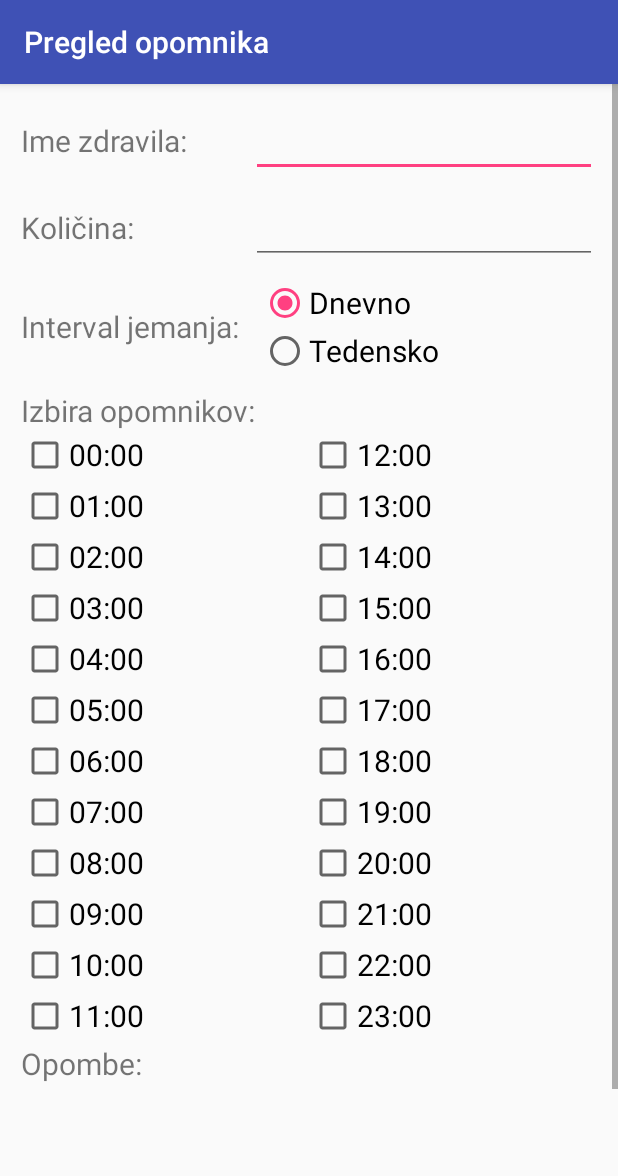
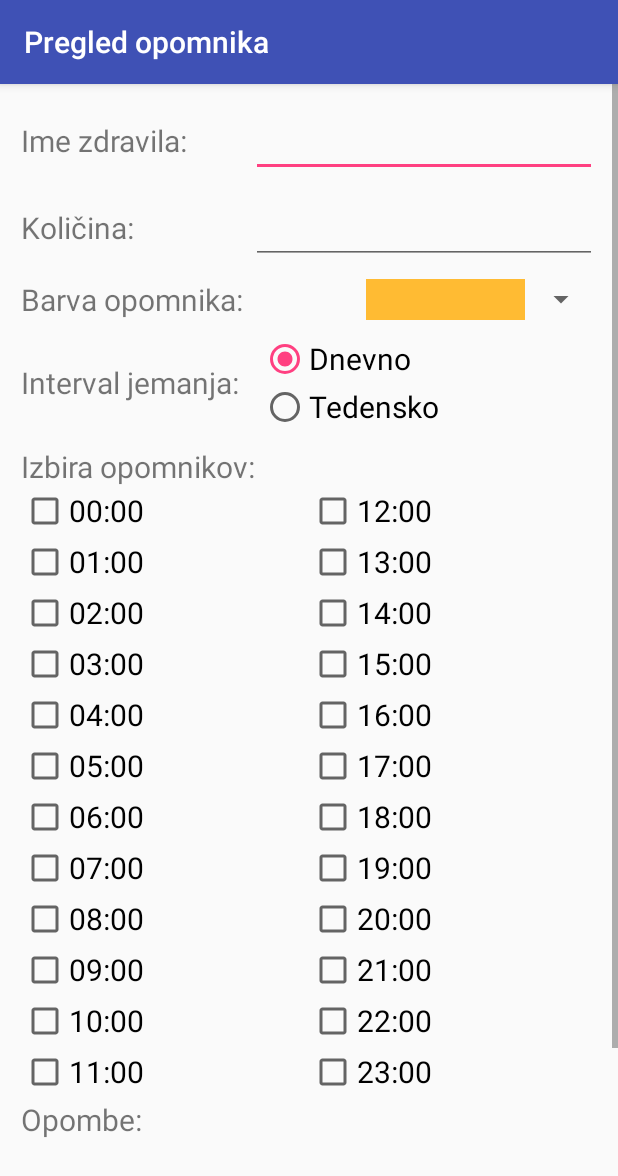
Before and after one commit to loboda1995/ZepniZdravnik, an Android app: the NotificationOverview screen opened directly, with no data from a screen before it, on a phone screen of 412 x 824 dp. Shown: the top 1176 px of the screen. Run offline under Robolectric (Android 15) with nearby library versions, the phone set to English and light mode, and no system bars; 1 statement that could not run was skipped.

Commit message:
Dodana možnost izbire barve ozadja opomnika in prikaz opomnikov z različnimi barvami.

```diff
--- /dev/null
+++ b/app/src/main/java/com/example/tpoteam/zepnizdravnik/ColorPickerAdapter.java
@@ -0,0 +1,56 @@
+package com.example.tpoteam.zepnizdravnik;
+
+import android.content.Context;
+import android.view.LayoutInflater;
+import android.view.View;
+import android.view.ViewGroup;
+import android.widget.BaseAdapter;
+import android.widget.TextView;
+
+import java.util.ArrayList;
+
+/**
+ * Created by Luka Loboda on 20-Nov-16.
+ */
+
+public class ColorPickerAdapter extends BaseAdapter {
+
+    ArrayList<Integer> colors;
+    Context context;
+
+    public ColorPickerAdapter(Context context)
+    {
+        this.context=context;
+        colors=new ArrayList<Integer>();
+        int retrieve []=context.getResources().getIntArray(R.array.notificationcolors);
+        for(int re:retrieve)
+        {
+            colors.add(re);
+        }
+    }
+    @Override
+    public int getCount()
+    {
+        return colors.size();
+    }
+    @Override
+    public Object getItem(int arg0)
+    {
+        return colors.get(arg0);
+    }
+    @Override
+    public long getItemId(int arg0)
+    {
+        return arg0;
+    }
+    @Override
+    public View getView(int pos, View view, ViewGroup parent)
+    {
+        LayoutInflater inflater=LayoutInflater.from(context);
+        view=inflater.inflate(android.R.layout.simple_spinner_dropdown_item, null);
+        TextView txv=(TextView)view.findViewById(android.R.id.text1);
+        txv.setBackgroundColor(colors.get(pos));
+        txv.setTextSize(20f);
+        return view;
+    }
+}
--- a/app/src/main/java/com/example/tpoteam/zepnizdravnik/MedicineNotification.java
+++ b/app/src/main/java/com/example/tpoteam/zepnizdravnik/MedicineNotification.java
@@ -10,17 +10,18 @@ public class MedicineNotification implements Serializable{
 
     public String medicineName;
     public int medicineQuantity;
+    public int idOfColor;
     public boolean dailyInterval;
     public boolean[] times = new boolean[24];
     public String comments;
 
-    public MedicineNotification(String medicineName, int medicineQuantity, boolean isDaily, boolean[] t, String comm){
+    public MedicineNotification(String medicineName, int medicineQuantity, int id, boolean isDaily, boolean[] t, String comm){
         this.medicineName = medicineName;
         this.medicineQuantity = medicineQuantity;
+        this.idOfColor = id;
         this.dailyInterval = isDaily;
         this.times = t;
         this.comments = comm;
-        // TODO: dodati dodatne atribute, kolicina, intervali doz, opombe
     }
 
 }
--- a/app/src/main/java/com/example/tpoteam/zepnizdravnik/NotificationAdapter.java
+++ b/app/src/main/java/com/example/tpoteam/zepnizdravnik/NotificationAdapter.java
@@ -5,6 +5,7 @@ import android.view.LayoutInflater;
 import android.view.View;
 import android.view.ViewGroup;
 import android.widget.ArrayAdapter;
+import android.widget.LinearLayout;
 import android.widget.TextView;
 
 import java.util.ArrayList;
@@ -32,11 +33,12 @@ public class NotificationAdapter extends ArrayAdapter<MedicineNotification> {
         }else{
             convertView = LayoutInflater.from(getContext()).inflate(R.layout.notification_display, parent, false);
 
+            LinearLayout noti = (LinearLayout) convertView.findViewById(R.id.notificationDisplay);
+            noti.setBackgroundColor(getContext().getResources().getIntArray(R.array.notificationcolors)[notification.idOfColor]);
             TextView medicineNameDisplay = (TextView) convertView.findViewById(R.id.medicineName);
             medicineNameDisplay.setText(notification.medicineName);
             TextView medicineQunatityDisplay = (TextView) convertView.findViewById(R.id.medicineQuantity);
             medicineQunatityDisplay.setText(Integer.toString(notification.medicineQuantity));
-            // TODO: dodati je potrebno se prikaz ostalih podatkov
         }
 
         return convertView;
--- a/app/src/main/res/layout/activity_notification_overview.xml
+++ b/app/src/main/res/layout/activity_notification_overview.xml
@@ -82,6 +82,28 @@
                         android:layout_width="0dp"
                         android:layout_weight="0.6"
                         android:layout_height="wrap_content"/>
+
+                </LinearLayout>
+
+                // Izbira barve opomnika
+                <LinearLayout
+                    android:layout_width="match_parent"
+                    android:layout_height="wrap_content"
+                    android:layout_marginBottom="10dp"
+                    android:orientation="horizontal">
+
+                    <TextView
+                        android:text="@string/labelColor"
+                        android:textSize="20dp"
+                        android:layout_width="0dp"
+                        android:layout_weight="0.6"
+                        android:layout_height="wrap_content"/>
+
+                    <Spinner
+                        android:id="@+id/colorPicker"
+                        android:layout_width="0dp"
+                        android:layout_weight="0.4"
+                        android:layout_height="wrap_content"></Spinner>
 
                 </LinearLayout>
 
--- a/app/src/main/res/layout/notification_display.xml
+++ b/app/src/main/res/layout/notification_display.xml
@@ -2,6 +2,7 @@
 <LinearLayout xmlns:android="http://schemas.android.com/apk/res/android"
     android:orientation="vertical" android:layout_width="match_parent"
     android:layout_height="match_parent"
+    android:id="@+id/notificationDisplay"
     android:padding="10dp">
 
     <LinearLayout
--- a/app/src/main/res/values/colors.xml
+++ b/app/src/main/res/values/colors.xml
@@ -3,4 +3,29 @@
     <color name="colorPrimary">#3F51B5</color>
     <color name="colorPrimaryDark">#303F9F</color>
     <color name="colorAccent">#FF4081</color>
+
+    <item name="blue" type="color">#FF33B5E5</item>
+    <item name="purple" type="color">#FFAA66CC</item>
+    <item name="green" type="color">#FF99CC00</item>
+    <item name="orange" type="color">#FFFFBB33</item>
+    <item name="red" type="color">#FFFF4444</item>
+    <item name="darkblue" type="color">#FF0099CC</item>
+    <item name="darkpurple" type="color">#FF9933CC</item>
+    <item name="darkgreen" type="color">#FF669900</item>
+    <item name="darkorange" type="color">#FFFF8800</item>
+    <item name="darkred" type="color">#FFCC0000</item>
+
+    <integer-array name="notificationcolors">
+        <item>@color/orange</item>
+        <item>@color/darkorange</item>
+        <item>@color/green</item>
+        <item>@color/darkgreen</item>
+        <item>@color/blue</item>
+        <item>@color/darkblue</item>
+        <item>@color/purple</item>
+        <item>@color/darkpurple</item>
+        <item>@color/red</item>
+        <item>@color/darkred</item>
+    </integer-array>
+
 </resources>
--- a/app/src/main/res/values/strings.xml
+++ b/app/src/main/res/values/strings.xml
@@ -10,6 +10,7 @@
     <string name="radioDaily">Dnevno</string>
     <string name="radioWeekly">Tedensko</string>
     <string name="labelInterval">Izbira opomnikov:</string>
+    <string name="labelColor">Barva opomnika:</string>
     <string name="labelComments">Opombe:</string>
     <string name="buttonDelete">Izbriši</string>
     <string name="buttonSave">Shrani</string>
@@ -17,11 +18,14 @@
     <string name="noNotifications1">Začnite uporabljati\naplikacijo</string>
     <string name="noNotifications2">&#62;&#62;Ustvarite opomnik&#60;&#60;</string>
     <string name="notificationSaved">Opomnik je bil uspešno shranjen.</string>
+    <string name="notificationNotSaved">Prišlo je do napake, poskusite ponovno.</string>
     <string name="notificationRemovalTitle">Brisanje opomnika</string>
     <string name="notificationRemoveMessage">Ali želite odstraniti ta opomnik?</string>
     <string name="yes">DA</string>
     <string name="no">NE</string>
     <string name="notifcationRemoved">Opomnik uspešno odstranjen.</string>
+    <string name="notifcationNotRemoved">Prišlo je do napake, poskusite ponovno.</string>
+    <string name="validationError">Prišlo je do napake pri vnosu podatkov.</string>
 
     <string name="day1">Ponedeljek</string>
     <string name="day2">Torek</string>
@@ -55,7 +59,5 @@
     <string name="hour21">21:00</string>
     <string name="hour22">22:00</string>
     <string name="hour23">23:00</string>
-    <string name="labelColor">Barva opomnika</string>
-    <string name="validationError">Prišlo je do napake pri vnosu podatkov.</string>
 
 </resources>
```
Also changed, not shown: app/src/main/java/com/example/tpoteam/zepnizdravnik/NotificationOverview.java (+41 -12 lines).
